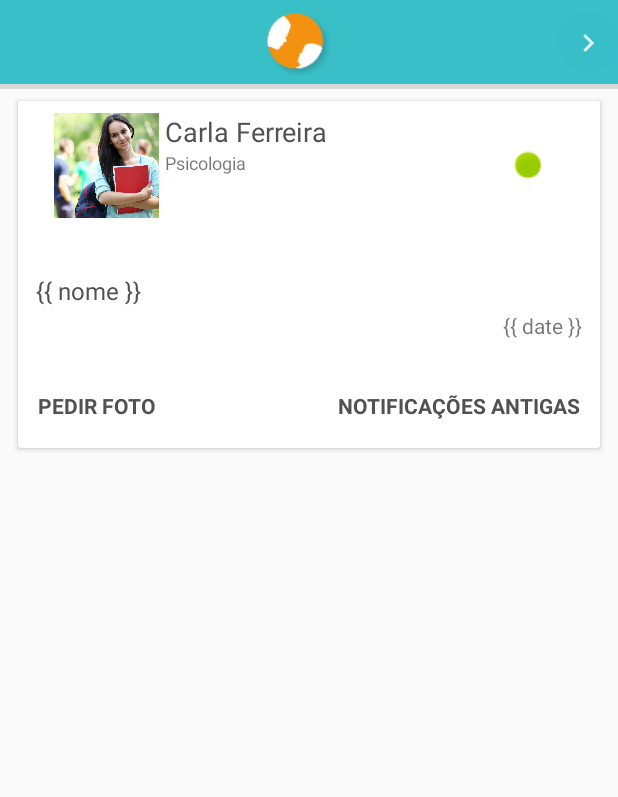
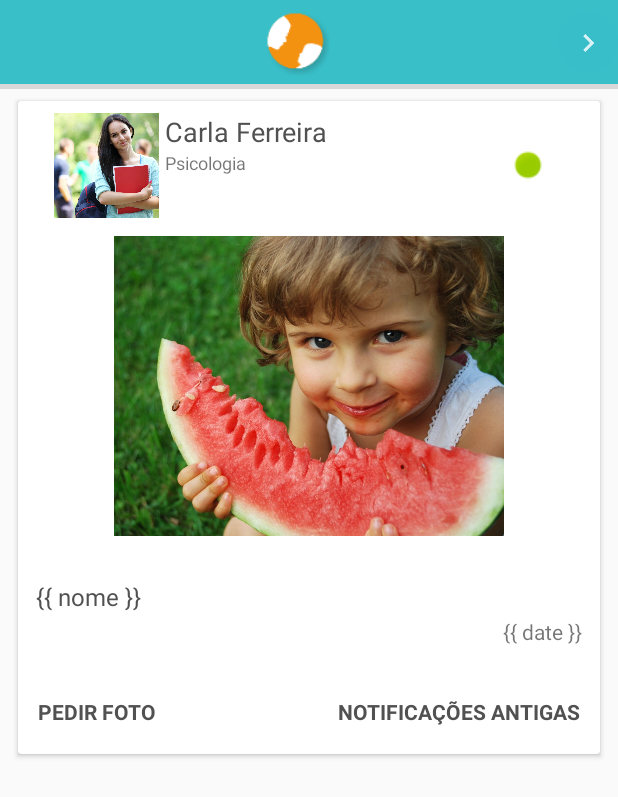
Before and after one commit to AlbuquerqueRafael/Acalento, an Android app: the layout fragment_my_contracts.xml on its own in the app's theme, with its tools: preview values and no code run, on a phone screen of 412 x 824 dp. Shown: the top 797 px of the screen. Run offline under Robolectric (Android 15) with nearby library versions, the phone set to English and light mode, and no system bars.

Commit message:
Alterações visuais

```diff
--- a/Momforoneday/app/src/main/res/layout/fragment_my_contracts.xml
+++ b/Momforoneday/app/src/main/res/layout/fragment_my_contracts.xml
@@ -135,17 +135,18 @@
                         android:layout_width="260dp"
                         android:layout_height="200dp"
                         android:scaleType="centerCrop"
-                        android:layout_margin="24dp"
+                        android:layout_marginLeft="24dp"
+                        android:layout_marginRight="24dp"
+                        android:layout_marginTop="12dp"
                         android:id="@+id/image_to_show"
                         android:layout_gravity="center_horizontal"
-                        android:src="@drawable/crianca_comendo"
-                        android:visibility="gone"/>
+                        android:src="@drawable/crianca_comendo"/>
 
                     <RelativeLayout
                         android:layout_width="wrap_content"
                         android:layout_height="wrap_content"
                         android:layout_marginLeft="12dp"
-                        android:layout_marginTop="16dp"
+                        android:layout_marginTop="8dp"
                         android:layout_marginRight="12dp"
                         android:id="@+id/notification_layout">
 
```
Also changed, not shown: Momforoneday/app/src/main/res/layout/fragment_notification.xml (deleted, +0 -46 lines).
